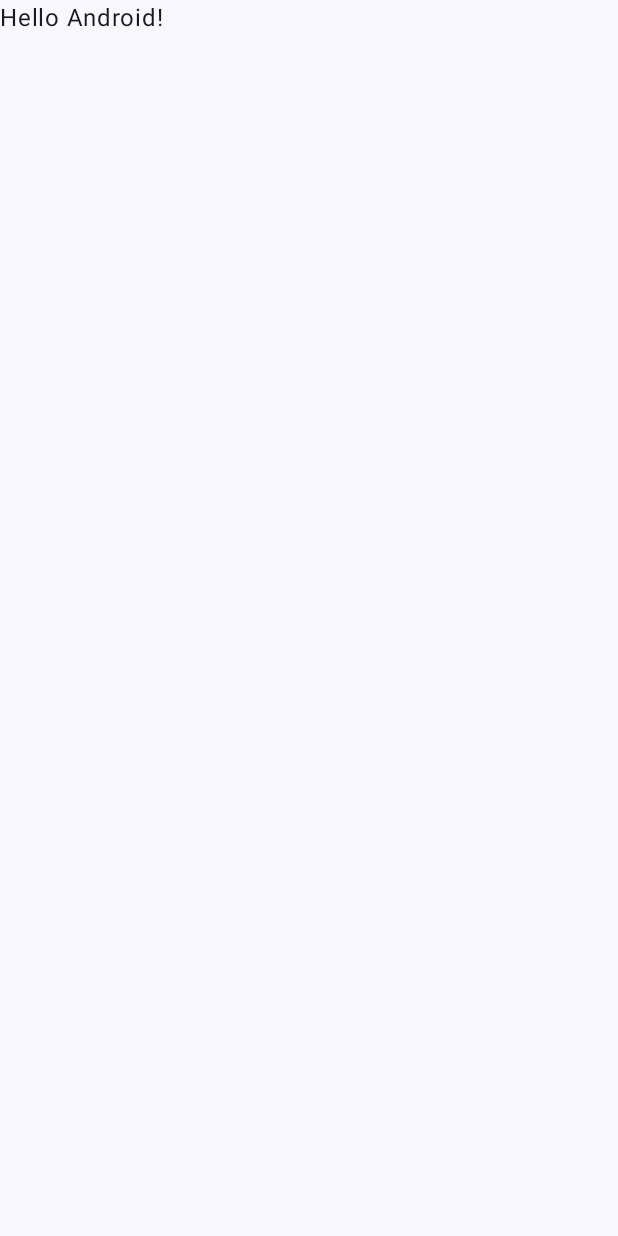
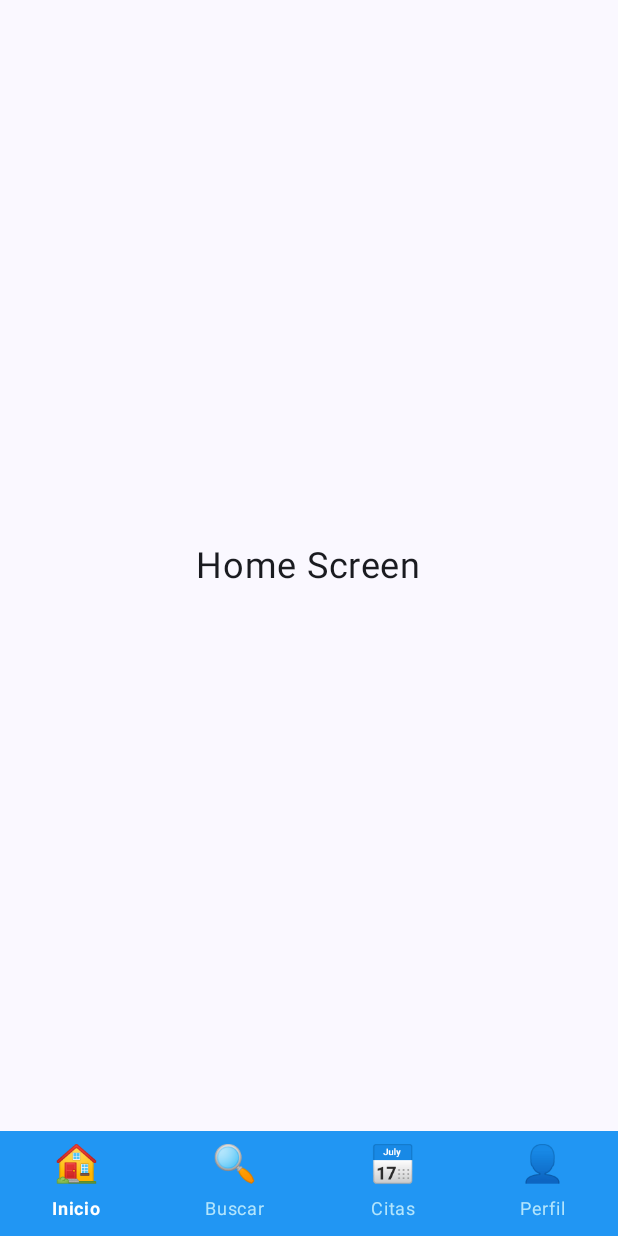
Before and after one commit to pierdlcr2006/proyecto-01-moviles-mediturn, an Android app built with Jetpack Compose: the screen it shows after launch (MainActivity), on a phone screen of 412 x 824 dp. Before the commit the screen is almost empty. Run offline under Robolectric (Android 15) with nearby library versions, the phone set to English and light mode, and no system bars.

Commit message:
create navigation and screens - day 2

```diff
--- a/app/build.gradle.kts
+++ b/app/build.gradle.kts
@@ -68,4 +68,7 @@ dependencies {
 //  Kotlin Coroutines (Room)
     implementation("org.jetbrains.kotlinx:kotlinx-coroutines-core:1.10.2")
     implementation("org.jetbrains.kotlinx:kotlinx-coroutines-android:1.10.2")
+
+    //navigation
+    implementation("androidx.navigation:navigation-compose:2.8.3")
 }
--- a/app/src/main/java/com/example/mediturn/MainActivity.kt
+++ b/app/src/main/java/com/example/mediturn/MainActivity.kt
@@ -4,13 +4,15 @@ import android.os.Bundle
 import androidx.activity.ComponentActivity
 import androidx.activity.compose.setContent
 import androidx.activity.enableEdgeToEdge
+import androidx.compose.foundation.layout.Box
 import androidx.compose.foundation.layout.fillMaxSize
 import androidx.compose.foundation.layout.padding
 import androidx.compose.material3.Scaffold
-import androidx.compose.material3.Text
 import androidx.compose.runtime.Composable
 import androidx.compose.ui.Modifier
-import androidx.compose.ui.tooling.preview.Preview
+import androidx.navigation.compose.rememberNavController
+import com.example.mediturn.navigation.BottomNavBar
+import com.example.mediturn.navigation.NavGraph
 import com.example.mediturn.ui.theme.MediTurnTheme
 
 class MainActivity : ComponentActivity() {
@@ -19,29 +21,24 @@ class MainActivity : ComponentActivity() {
         enableEdgeToEdge()
         setContent {
             MediTurnTheme {
-                Scaffold(modifier = Modifier.fillMaxSize()) { innerPadding ->
-                    Greeting(
-                        name = "Android",
-                        modifier = Modifier.padding(innerPadding)
-                    )
-                }
+                MediTurnApp()
             }
         }
     }
 }
 
 @Composable
-fun Greeting(name: String, modifier: Modifier = Modifier) {
-    Text(
-        text = "Hello $name!",
-        modifier = modifier
-    )
-}
+fun MediTurnApp() {
+    val navController = rememberNavController()
 
-@Preview(showBackground = true)
-@Composable
-fun GreetingPreview() {
-    MediTurnTheme {
-        Greeting("Android")
+    Scaffold(
+        modifier = Modifier.fillMaxSize(),
+        bottomBar = {
+            BottomNavBar(navController = navController)
+        }
+    ) { innerPadding ->
+        Box(modifier = Modifier.padding(innerPadding)) {
+            NavGraph(navController = navController)
+        }
     }
 }
--- /dev/null
+++ b/app/src/main/java/com/example/mediturn/navigation/BottomNavBar.kt
@@ -0,0 +1,85 @@
+package com.example.mediturn.navigation
+
+import androidx.compose.foundation.background
+import androidx.compose.foundation.clickable
+import androidx.compose.foundation.layout.*
+import androidx.compose.material3.Text
+import androidx.compose.runtime.Composable
+import androidx.compose.runtime.getValue
+import androidx.compose.ui.Alignment
+import androidx.compose.ui.Modifier
+import androidx.compose.ui.graphics.Color
+import androidx.compose.ui.text.font.FontWeight
+import androidx.compose.ui.unit.dp
+import androidx.compose.ui.unit.sp
+import androidx.navigation.NavController
+import androidx.navigation.compose.currentBackStackEntryAsState
+import com.example.mediturn.util.Destination
+
+@Composable
+fun BottomNavBar(navController: NavController) {
+    val items = listOf(
+        BottomNavItem("Inicio", Destination.HOME, "🏠"),
+        BottomNavItem("Buscar", Destination.SEARCH, "🔍"),
+        BottomNavItem("Citas", Destination.APPOINTMENTS, "📅"),
+        BottomNavItem("Perfil", Destination.PROFILE, "👤")
+    )
+
+    val navBackStackEntry by navController.currentBackStackEntryAsState()
+    val currentRoute = navBackStackEntry?.destination?.route
+
+    Row(
+        modifier = Modifier
+            .fillMaxWidth()
+            .height(70.dp)
+            .background(Color(0xFF2196F3)),
+        horizontalArrangement = Arrangement.SpaceAround,
+        verticalAlignment = Alignment.CenterVertically
+    ) {
+        items.forEach { item ->
+            BottomNavBarItem(
+                item = item,
+                isSelected = currentRoute == item.route,
+                onClick = {
+                    if (currentRoute != item.route) {
+                        navController.navigate(item.route) {
+                            // Evitar múltiples copias de la misma pantalla en el stack
+                            popUpTo(navController.graph.startDestinationId) {
+                                saveState = true
+                            }
+                            launchSingleTop = true
+                            restoreState = true
+                        }
+                    }
+                }
+            )
+        }
+    }
+}
+
+@Composable
+fun BottomNavBarItem(
+    item: BottomNavItem,
+    isSelected: Boolean,
+    onClick: () -> Unit
+) {
+    Column(
+        modifier = Modifier
+            .clickable(onClick = onClick)
+            .padding(8.dp),
+        horizontalAlignment = Alignment.CenterHorizontally
+    ) {
+        Text(
+            text = item.icon,
+            fontSize = 24.sp,
+            color = if (isSelected) Color.White else Color(0xFFB3E5FC)
+        )
+        Spacer(modifier = Modifier.height(4.dp))
+        Text(
+            text = item.title,
+            fontSize = 12.sp,
+            fontWeight = if (isSelected) FontWeight.Bold else FontWeight.Normal,
+            color = if (isSelected) Color.White else Color(0xFFB3E5FC)
+        )
+    }
+}
--- /dev/null
+++ b/app/src/main/java/com/example/mediturn/navigation/BottomNavItem.kt
@@ -0,0 +1,7 @@
+package com.example.mediturn.navigation
+
+data class BottomNavItem(
+    val title: String,
+    val route: String,
+    val icon: String // Usaremos texto simple por ahora, luego se puede cambiar a iconos
+)
--- /dev/null
+++ b/app/src/main/java/com/example/mediturn/navigation/NavGraph.kt
@@ -0,0 +1,56 @@
+package com.example.mediturn.navigation
+
+import androidx.compose.runtime.Composable
+import androidx.navigation.NavHostController
+import androidx.navigation.NavType
+import androidx.navigation.compose.NavHost
+import androidx.navigation.compose.composable
+import androidx.navigation.navArgument
+import com.example.mediturn.ui.screens.*
+import com.example.mediturn.util.Destination
+
+@Composable
+fun NavGraph(navController: NavHostController) {
+    NavHost(
+        navController = navController,
+        startDestination = Destination.HOME
+    ) {
+        // Pantallas principales con BottomBar
+        composable(Destination.HOME) {
+            HomeScreen()
+        }
+
+        composable(Destination.SEARCH) {
+            SearchScreen()
+        }
+
+        composable(Destination.APPOINTMENTS) {
+            AppointmentsScreen()
+        }
+
+        composable(Destination.PROFILE) {
+            ProfileScreen()
+        }
+
+        // Pantallas secundarias
+        composable(
+            route = Destination.DOCTOR_DETAIL,
+            arguments = listOf(navArgument("doctorId") { type = NavType.StringType })
+        ) { backStackEntry ->
+            val doctorId = backStackEntry.arguments?.getString("doctorId") ?: ""
+            DoctorDetailScreen(doctorId = doctorId)
+        }
+
+        composable(
+            route = Destination.SCHEDULE_APPOINTMENT,
+            arguments = listOf(navArgument("doctorId") { type = NavType.StringType })
+        ) { backStackEntry ->
+            val doctorId = backStackEntry.arguments?.getString("doctorId") ?: ""
+            ScheduleAppointmentScreen(doctorId = doctorId)
+        }
+
+        composable(Destination.NOTIFICATIONS) {
+            NotificationsScreen()
+        }
+    }
+}
--- /dev/null
+++ b/app/src/main/java/com/example/mediturn/ui/screens/HomeScreen.kt
@@ -0,0 +1,18 @@
+package com.example.mediturn.ui.screens
+
+import androidx.compose.foundation.layout.*
+import androidx.compose.material3.Text
+import androidx.compose.runtime.Composable
+import androidx.compose.ui.Alignment
+import androidx.compose.ui.Modifier
+import androidx.compose.ui.unit.sp
+
+@Composable
+fun HomeScreen() {
+    Box(
+        modifier = Modifier.fillMaxSize(),
+        contentAlignment = Alignment.Center
+    ) {
+        Text(text = "Home Screen", fontSize = 24.sp)
+    }
+}
```
Also changed, not shown: app/src/main/java/com/example/mediturn/navigation/NavigationScreens.kt (added, +49 -0 lines), app/src/main/java/com/example/mediturn/ui/screens/AppointmentsScreen.kt (added, +18 -0 lines), app/src/main/java/com/example/mediturn/ui/screens/DoctorDetailScreen.kt (added, +18 -0 lines), app/src/main/java/com/example/mediturn/ui/screens/NotificationsScreen.kt (added, +18 -0 lines), app/src/main/java/com/example/mediturn/ui/screens/ProfileScreen.kt (added, +18 -0 lines), app/src/main/java/com/example/mediturn/ui/screens/ScheduleAppointmentScreen.kt (added, +18 -0 lines), app/src/main/java/com/example/mediturn/ui/screens/SearchScreen.kt (added, +18 -0 lines), app/src/main/java/com/example/mediturn/util/Destination.kt (added, +14 -0 lines).
